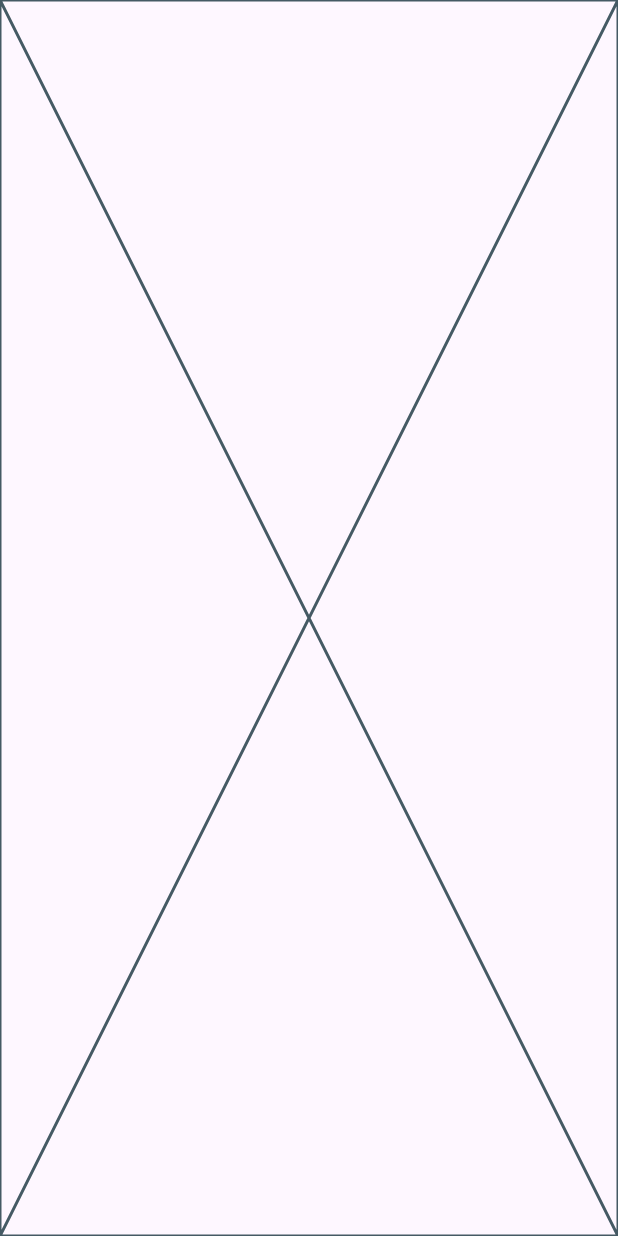
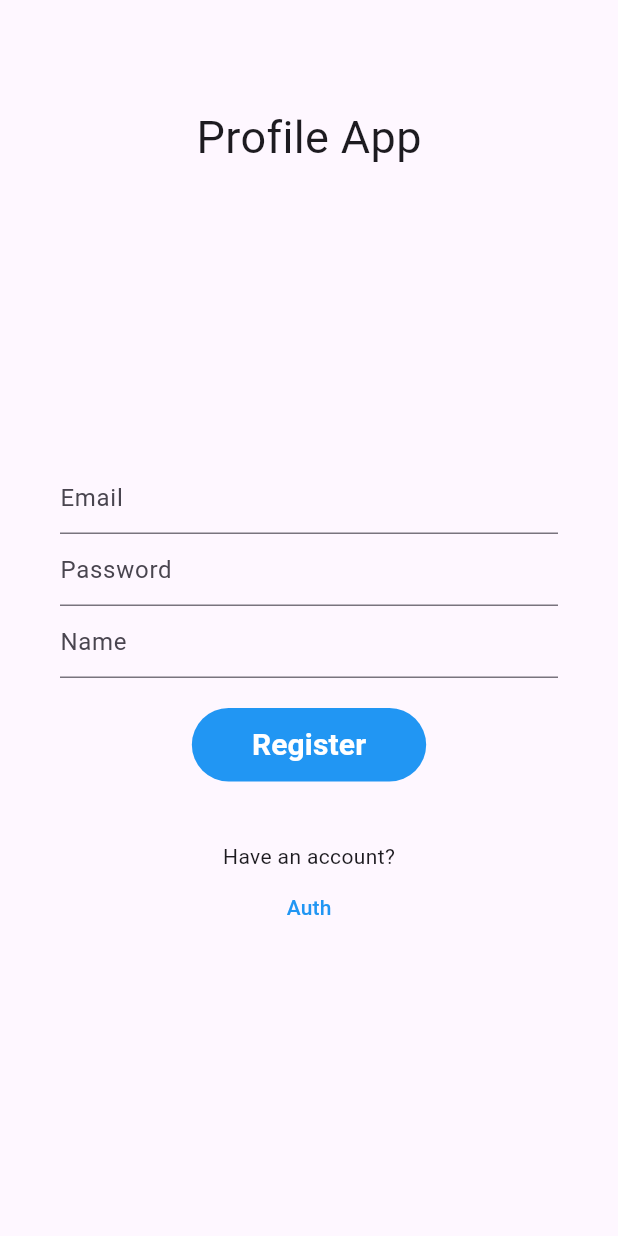
Before and after one commit to Yudnikov-Leonid/TestTaskTwo, a Flutter app: the screen it shows after launch, on a phone screen of 412 x 824 dp. Run offline on Flutter 3.47's test engine with Material 3 defaults, Android fonts, the phone set to English and light mode, and no system bars; our stand-ins replace firebase_core, flutter_bloc; accounts and stored records are empty.

Commit message:
feature/login ui navigation

```diff
--- a/lib/features/login/presentation/login_bloc.dart
+++ b/lib/features/login/presentation/login_bloc.dart
@@ -5,9 +5,14 @@ import 'package:profile_app/features/login/data/login_ui_type.dart';
 class LoginBloc extends Bloc<LoginEvent, LoginState> {
   LoginBloc() : super(LoginStateInitial()) {
     on<LoginEventChangeUiType>(onLoginEventChangeUiType);
+    on<LoginEventInitial>(onLoginEventInitial);
+    on<LoginEventInputEmail>(onLoginEventInputEmail);
+    on<LoginEventInputPassword>(onLoginEventInputPassword);
+    on<LoginEventInputName>(onLoginEventInputName);
+    on<LoginEventInputConfirmCode>(onLoginEventInputConfirmCode);
   }
 
-  LoginData _loginData = LoginData(
+  LoginData _data = LoginData(
       uiType: LoginUiRegister(),
       email: '',
       password: '',
@@ -15,35 +20,42 @@ class LoginBloc extends Bloc<LoginEvent, LoginState> {
       confirmCode: '',
       restore: '');
 
+  void onLoginEventInitial(
+      LoginEventInitial event, Emitter<LoginState> emit) async {
+    emit(LoginStateBase(_data, updateControllers: true));
+  }
+
   void onLoginEventChangeUiType(
       LoginEventChangeUiType event, Emitter<LoginState> emit) async {
-    _loginData = _loginData.copyWith(uiType: event.newType);
-    emit(LoginStateBase(loginData: _loginData, updateFields: true));
+    _data = _data.copyWith(uiType: event.newType);
+    emit(LoginStateBase(_data, updateControllers: true));
   }
 
   void onLoginEventInputEmail(LoginEventInputEmail event, Emitter<LoginState> emit) async {
-    _loginData = _loginData.copyWith(email: event.email);
-    emit(LoginStateBase(loginData: _loginData));
+    _data = _data.copyWith(email: event.email);
+    emit(LoginStateBase(_data));
   }
 
   void onLoginEventInputPassword(LoginEventInputPassword event, Emitter<LoginState> emit) async {
-    _loginData = _loginData.copyWith(password: event.password);
-    emit(LoginStateBase(loginData: _loginData));
+    _data = _data.copyWith(password: event.password);
+    emit(LoginStateBase(_data));
   }
 
   void onLoginEventInputName(LoginEventInputName event, Emitter<LoginState> emit) async {
-    _loginData = _loginData.copyWith(name: event.name);
-    emit(LoginStateBase(loginData: _loginData));
+    _data = _data.copyWith(name: event.name);
+    emit(LoginStateBase(_data));
   }
 
   void onLoginEventInputConfirmCode(LoginEventInputConfirmCode event, Emitter<LoginState> emit) async {
-    _loginData = _loginData.copyWith(confirmCode: event.confirmCode);
-    emit(LoginStateBase(loginData: _loginData));
+    _data = _data.copyWith(confirmCode: event.confirmCode);
+    emit(LoginStateBase(_data));
   }
 }
 
 /// EVENTS
 abstract class LoginEvent {}
+
+class LoginEventInitial extends LoginEvent {}
 
 class LoginEventChangeUiType extends LoginEvent {
   final LoginUiType newType;
@@ -76,11 +88,18 @@ abstract class LoginState {}
 
 class LoginStateInitial extends LoginState {}
 
+class LoginStateLoading extends LoginState {}
+
+class LoginStateMessage extends LoginState {
+  final String message;
+  LoginStateMessage({required this.message});
+}
+
 class LoginStateBase extends LoginState {
   final LoginData loginData;
   /// обновлять поля ввода на значение из loginData
   /// по умолчанию false, чтобы не сеттить текст при каждой введённой букве, так как это портит опыт юзера
-  final bool updateFields;
+  final bool updateControllers;
 
-  LoginStateBase({required this.loginData, this.updateFields = false});
+  LoginStateBase(this.loginData, {this.updateControllers = false});
 }
--- a/lib/features/login/presentation/login_page.dart
+++ b/lib/features/login/presentation/login_page.dart
@@ -1,10 +1,168 @@
 import 'package:flutter/material.dart';
+import 'package:flutter_bloc/flutter_bloc.dart';
+import 'package:profile_app/features/login/data/login_data.dart';
+import 'package:profile_app/features/login/data/login_ui_type.dart';
+import 'package:profile_app/features/login/presentation/login_bloc.dart';
+import 'package:profile_app/widgets/q_button.dart';
 
-class LoginPage extends StatelessWidget {
+class LoginPage extends StatefulWidget {
   const LoginPage({super.key});
 
   @override
+  State<LoginPage> createState() => _LoginPageState();
+}
+
+class _LoginPageState extends State<LoginPage> {
+  late final LoginBloc _bloc;
+
+  final _emailController = TextEditingController();
+  final _passwordController = TextEditingController();
+  final _nameController = TextEditingController();
+  final _confirmController = TextEditingController();
+
+  @override
+  void initState() {
+    _bloc = LoginBloc()..add(LoginEventInitial());
+    super.initState();
+  }
+
+  void _updateControllers(LoginData data) {
+    _emailController.text = data.email;
+    _passwordController.text = data.password;
+    _nameController.text = data.name;
+    _confirmController.text = data.confirmCode;
+  }
+
+  @override
   Widget build(BuildContext context) {
-    return const Placeholder();
+    return BlocProvider(
+      create: (context) => _bloc,
+      child: BlocConsumer<LoginBloc, LoginState>(listener: (context, state) {
+        if (state is LoginStateMessage) {
+          ScaffoldMessenger.of(context)
+              .showSnackBar(SnackBar(content: Text(state.message)));
+        }
+      }, builder: (context, state) {
+        if (state is LoginStateLoading) {
+          return const Center(child: CircularProgressIndicator());
+        }
+        if (state is LoginStateBase) {
+          if (state.updateControllers) {
+            _updateControllers(state.loginData);
+          }
+          final uiType = state.loginData.uiType;
+
+          return Padding(
+            padding: const EdgeInsets.symmetric(horizontal: 40),
+            child: Column(
+              mainAxisAlignment: MainAxisAlignment.center,
+              children: [
+                const SizedBox(height: 70),
+                const Text('Profile App', style: TextStyle(fontSize: 30)),
+                const Expanded(child: SizedBox()),
+                if (uiType is LoginUiRegister)
+                  _registration()
+                else if (uiType is LoginUiAuth)
+                  _auth()
+                else if (uiType is LoginUiConfirm)
+                  _confirm()
+                else if (uiType is LoginUiRestore)
+                  _restore(),
+                const Expanded(child: SizedBox()),
+              ],
+            ),
+          );
+        }
+        return const SizedBox();
+      }),
+    );
+  }
+
+  Widget _registration() {
+    return Column(
+      children: [
+        _emailTextField(),
+        _passwordTextField(),
+        _nameTextField(),
+        const SizedBox(height: 20),
+        QButton('Register', () {}),
+        const SizedBox(height: 40),
+        const Text('Have an account?'),
+        _changeTypeButton('Auth', LoginUiAuth())
+      ],
+    );
+  }
+
+  Widget _auth() {
+    return Column(
+      children: [
+        _emailTextField(),
+        _passwordTextField(),
+        const SizedBox(height: 20),
+        QButton('Login', () {}),
+        const SizedBox(height: 40),
+        const Text('Don\'t have an account?'),
+        _changeTypeButton('Register', LoginUiRegister()),
+        _changeTypeButton('Restore password', LoginUiRestore())
+      ],
+    );
+  }
+
+  Widget _confirm() {
+    return Column(
+      children: [
+        _confirmTextField(),
+      ],
+    );
+  }
+
+  Widget _restore() {
+    return Column(
+      children: [
+        _emailTextField(),
+        const SizedBox(height: 20),
+        QButton('Send code', () {}),
+        const SizedBox(height: 40),
+        _changeTypeButton('Go back', LoginUiAuth()),
+      ],
+    );
+  }
+
+  Widget _changeTypeButton(String text, LoginUiType uiType) {
+    return TextButton(
+        onPressed: () {
+          _bloc.add(LoginEventChangeUiType(newType: uiType));
+        },
+        style: TextButton.styleFrom(
+            minimumSize: Size.zero,
+            padding: const EdgeInsets.symmetric(horizontal: 10, vertical: 4)),
+        child: Text(text, style: const TextStyle(color: Colors.blue)));
+  }
+
+  Widget _emailTextField() {
+    return _textField(_emailController, 'Email');
+  }
+
+  Widget _passwordTextField() {
+    return _textField(_passwordController, 'Password');
+  }
+
+  Widget _nameTextField() {
+    return _textField(_nameController, 'Name');
+  }
+
+  Widget _confirmTextField() {
+    return _textField(_confirmController, 'Confirm');
+  }
+
+  Widget _textField(TextEditingController controller, String hint,
+      {bool isPassword = false}) {
+    return TextField(
+      obscureText: isPassword,
+      enableSuggestions: !isPassword,
+      autocorrect: !isPassword,
+      controller: controller,
+      decoration: InputDecoration(hintText: hint),
+    );
   }
 }
--- /dev/null
+++ b/lib/widgets/q_button.dart
@@ -0,0 +1,22 @@
+import 'package:flutter/material.dart';
+
+/// q - чтобы основной набор виджетовов было легко найти
+
+class QButton extends StatelessWidget {
+  const QButton(this.text, this.action, {super.key});
+
+  final String text;
+  final Function() action;
+
+  @override
+  Widget build(BuildContext context) {
+    return TextButton(
+        onPressed: action,
+        style: TextButton.styleFrom(
+            backgroundColor: Colors.blue,
+            foregroundColor: Colors.white,
+            padding: const EdgeInsets.symmetric(horizontal: 40, vertical: 10)),
+        child: Text(text,
+            style: const TextStyle(fontSize: 20, fontWeight: FontWeight.bold)));
+  }
+}
```
